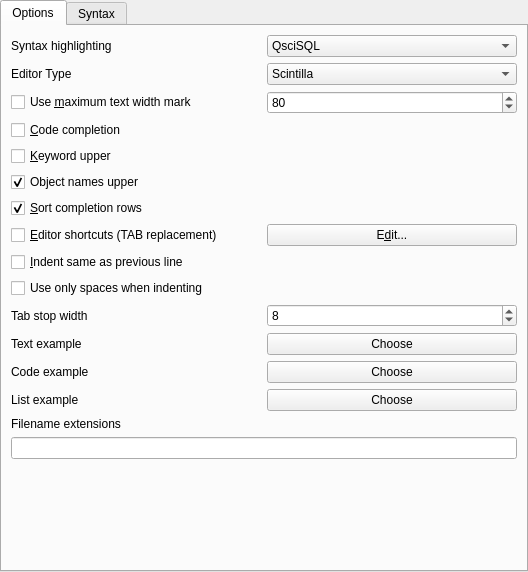
First picture: the form in src/core/tosyntaxsetupui.ui, repository tora-tool/tora, before the edit.
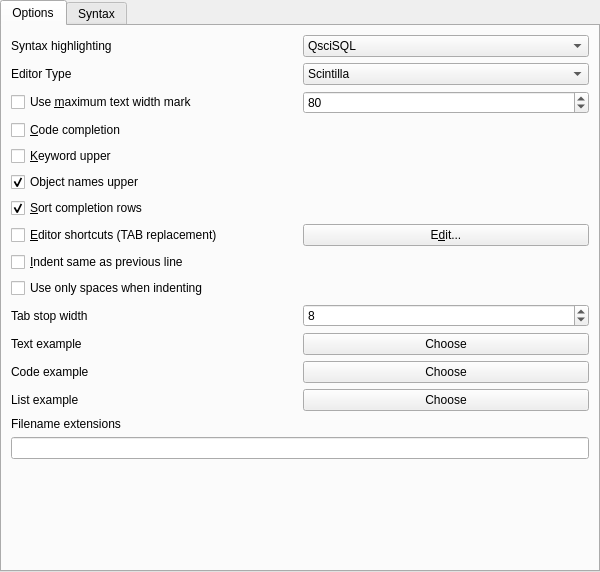
Second picture: the form after the edit. Custom widgets are drawn as their Qt base class.

```diff
--- a/src/core/tosyntaxsetupui.ui
+++ b/src/core/tosyntaxsetupui.ui
@@ -6,10 +6,22 @@
    <rect>
     <x>0</x>
     <y>0</y>
-    <width>528</width>
+    <width>600</width>
     <height>572</height>
    </rect>
   </property>
+  <property name="sizePolicy">
+   <sizepolicy hsizetype="Expanding" vsizetype="Preferred">
+    <horstretch>0</horstretch>
+    <verstretch>0</verstretch>
+   </sizepolicy>
+  </property>
+  <property name="minimumSize">
+   <size>
+    <width>600</width>
+    <height>0</height>
+   </size>
+  </property>
   <property name="windowTitle">
    <string>Form1</string>
   </property>
```
Left out of the diff: 24 changed lines with no effect on the pictures.
